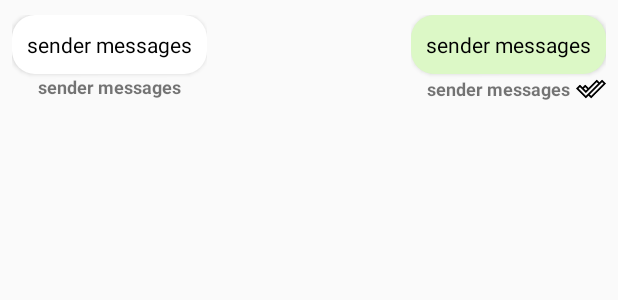
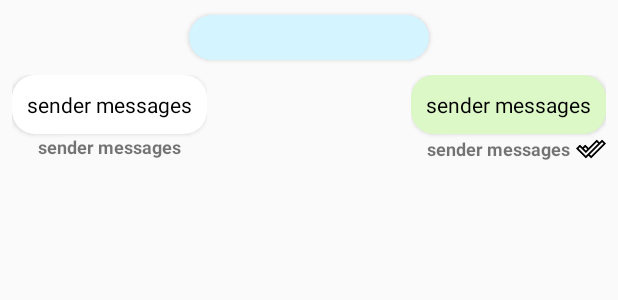
Before and after one commit to KhaoulaElmajni/ChatElite, an Android app: the layout message_layout.xml on its own in the app's theme, with its tools: preview values and no code run, on a phone screen of 412 x 824 dp. Shown: the top 300 px of the screen. Run offline under Robolectric (Android 15) with nearby library versions, the phone set to English and light mode, and no system bars.

Commit message:
Configure the discussion date

```diff
--- /dev/null
+++ b/app/src/main/res/drawable/messages_date.xml
@@ -0,0 +1,6 @@
+<?xml version="1.0" encoding="utf-8"?>
+<shape
+    xmlns:android="http://schemas.android.com/apk/res/android">
+    <solid android:color="#D4F4FF"/>
+    <corners android:radius="15dp"/>
+</shape>
--- a/app/src/main/res/layout/custom_messages_layout.xml
+++ b/app/src/main/res/layout/message_layout.xml
@@ -4,7 +4,28 @@
     android:layout_height="wrap_content"
     android:orientation="vertical">
 
+
+
+    <TextView
+
+        android:gravity="center"
+        android:id="@+id/messages_date"
+        android:layout_width="160dp"
+        android:layout_marginTop="10dp"
+        android:layout_height="30dp"
+        android:elevation="2dp"
+        android:background="@drawable/messages_date"
+        android:padding="2dp"
+        android:layout_centerHorizontal="true"
+        android:layout_alignParentTop="true"
+        android:text=""
+        android:textColor="@android:color/black"
+        android:textSize="14sp" />
+
+
+
     <LinearLayout
+        android:layout_below="@id/messages_date"
         android:layout_alignParentStart="true"
         android:layout_width="wrap_content"
         android:layout_height="wrap_content"
@@ -39,6 +60,7 @@
 
 
     <ImageView
+        android:layout_below="@id/messages_date"
         android:id="@+id/message_sender_image_view"
         android:layout_width="150dp"
         android:layout_height="150dp"
@@ -48,6 +70,7 @@
         android:scaleType="centerCrop" />
 
     <ImageView
+        android:layout_below="@id/messages_date"
         android:id="@+id/message_receiver_image_view"
         android:layout_width="150dp"
         android:layout_height="150dp"
@@ -57,6 +80,7 @@
         android:scaleType="centerCrop" />
 
 <LinearLayout
+    android:layout_below="@id/messages_date"
     android:layout_alignParentEnd="true"
     android:layout_width="wrap_content"
     android:layout_height="wrap_content"
```
Also changed, not shown: app/src/main/java/com/chatelite/adapters/Message.java (+23 -16 lines).
